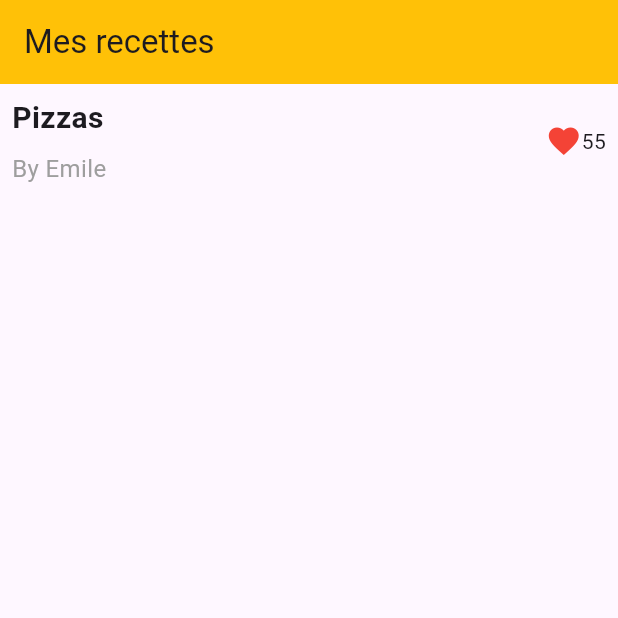
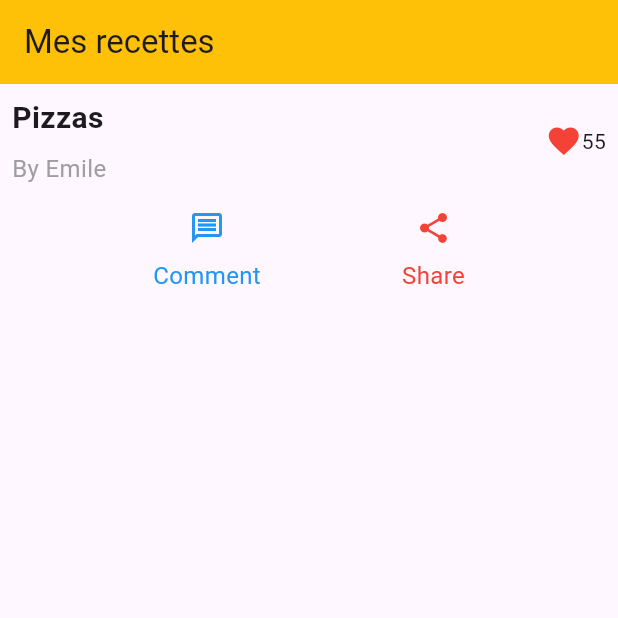
Before and after one commit to yvvzh/exercise_one, a Flutter app: the screen it shows after launch, on a phone screen of 412 x 824 dp, the top half of it. Run offline on Flutter 3.47's test engine with Material 2 defaults, Android fonts, the phone set to English and light mode, and no system bars.

Commit message:
first push
basic structure

```diff
--- a/lib/main.dart
+++ b/lib/main.dart
@@ -4,6 +4,7 @@ void main() {
   runApp(MyApp());
 }
 
+//test
 class MyApp extends StatelessWidget {
   Widget titleSection = Container(
     padding: const EdgeInsets.all(8),
@@ -36,6 +37,7 @@ class MyApp extends StatelessWidget {
   @override
   Widget build(BuildContext context) {
     return MaterialApp(
+      debugShowCheckedModeBanner: false,
       title: 'Pratique',
       theme: ThemeData(
         colorScheme: ColorScheme.fromSeed(seedColor: Colors.deepPurple),
@@ -47,8 +49,37 @@ class MyApp extends StatelessWidget {
             backgroundColor: Colors.amber,
           ),
           body: Column(
-            children: [titleSection],
+            children: [
+              titleSection,
+              Container(
+                padding: const EdgeInsets.all(8),
+                child: Row(
+                  mainAxisAlignment: MainAxisAlignment.spaceEvenly,
+                  children: [
+                    _buildButtonColumn(
+                        Colors.blue, Icons.message_outlined, "Comment"),
+                    _buildButtonColumn(Colors.red, Icons.share, "Share"),
+                  ],
+                ),
+              )
+            ],
           )),
     );
   }
 }
+
+Column _buildButtonColumn(Color color, IconData icon, String label) {
+  return Column(
+    mainAxisAlignment: MainAxisAlignment.center,
+    children: [
+      Container(
+          padding: const EdgeInsets.only(bottom: 8),
+          child: Icon(icon, color: color)),
+      Text(
+        label,
+        style:
+            TextStyle(fontSize: 16, fontWeight: FontWeight.w400, color: color),
+      )
+    ],
+  );
+}
```
